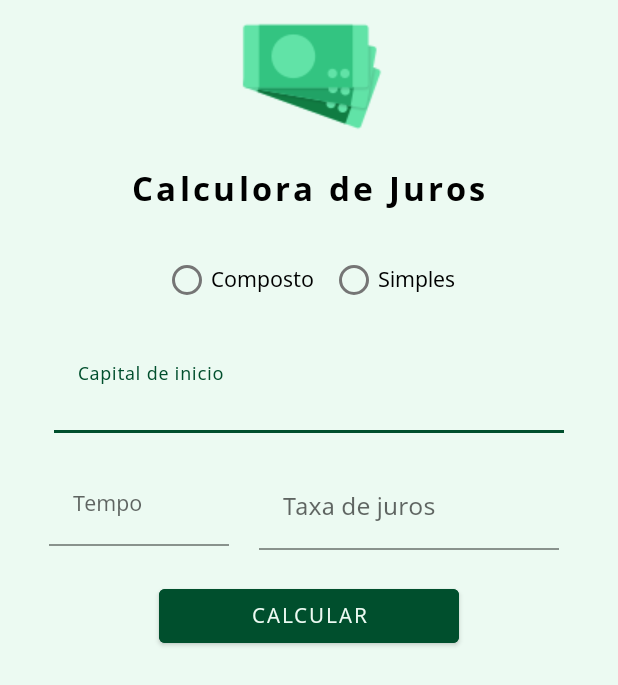
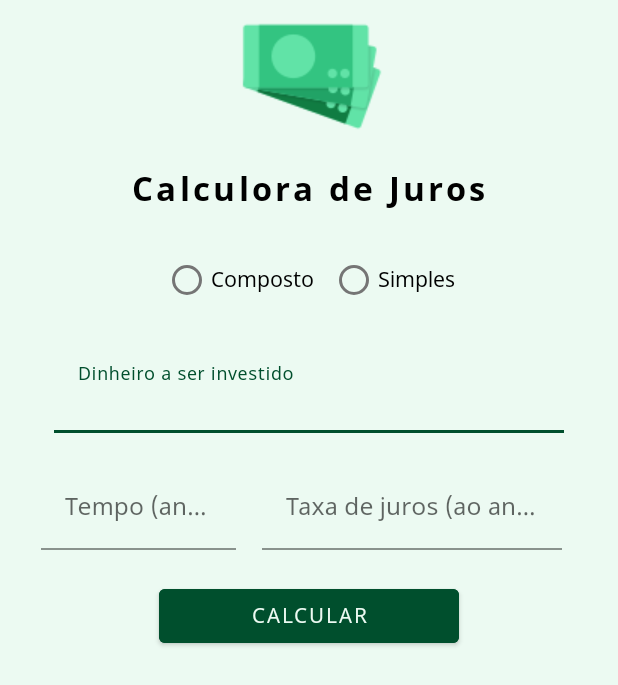
Before and after one commit to 5gMurilo/taxesCalulator, an Android app: the screen it shows after launch (MainActivity), on a phone screen of 412 x 824 dp. Shown: the top 685 px of the screen. Run offline under Robolectric (Android 15) with nearby library versions, the phone set to English and light mode, and no system bars.

Commit message:
alteração de layout e string

```diff
--- a/app/src/main/res/layout/activity_main.xml
+++ b/app/src/main/res/layout/activity_main.xml
@@ -101,12 +101,12 @@
         <!-- tempo -->
         <com.google.android.material.textfield.TextInputLayout
             android:id="@+id/montante"
-            android:layout_width="120dp"
-            android:layout_height="wrap_content"
+            android:layout_width="130dp"
+            android:layout_height="match_parent"
             app:layout_constraintEnd_toStartOf="@+id/guideEnd"
             app:layout_constraintStart_toStartOf="@+id/guideStart"
             app:layout_constraintTop_toBottomOf="@+id/taxaDejuros"
-            app:layout_constraintHorizontal_bias="0.05"
+            app:layout_constraintHorizontal_bias="0.03"
             app:boxStrokeColor="@color/forestGreen"
             app:hintTextColor="@color/forestGreen"
             android:layout_marginTop="20dp"
@@ -114,7 +114,6 @@
 
             <com.google.android.material.textfield.TextInputEditText
                 android:id="@+id/tempoAplicacao"
-                style="@style/Theme.CalculadoraDeJuros"
                 android:layout_width="match_parent"
                 android:layout_height="match_parent"
                 android:background="?attr/colorPrimary"
@@ -128,7 +127,7 @@
         <com.google.android.material.textfield.TextInputLayout
             android:id="@+id/textInputLayout"
             android:layout_width="200dp"
-            android:layout_height="wrap_content"
+            android:layout_height="match_parent"
             app:layout_constraintEnd_toStartOf="@+id/guideEnd"
             app:layout_constraintStart_toEndOf="@+id/montante"
             app:layout_constraintTop_toBottomOf="@+id/taxaDejuros"
--- a/app/src/main/res/values/strings.xml
+++ b/app/src/main/res/values/strings.xml
@@ -5,9 +5,9 @@
     <string name="radioBtnValue1">Composto</string>
     <string name="radioBtnValue2">Simples</string>
 
-    <string name="hintCapital">Capital de inicio</string>
-    <string name="hintTempo">Tempo</string>
-    <string name="hintTax">Taxa de juros</string>
+    <string name="hintCapital">Dinheiro a ser investido</string>
+    <string name="hintTempo">Tempo (anos)</string>
+    <string name="hintTax">Taxa de juros (ao ano)</string>
 
     <string name="btnText">Calcular</string>
     <string name="imageViewDescription">Logo dinheiro</string>
```
